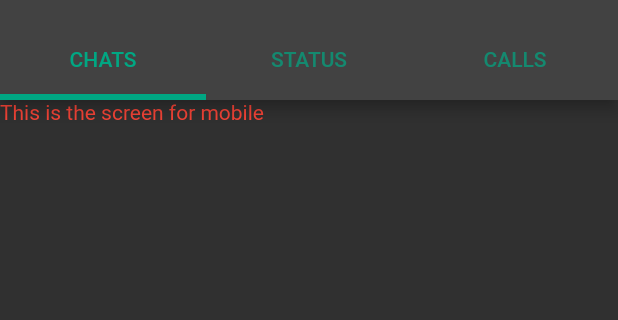
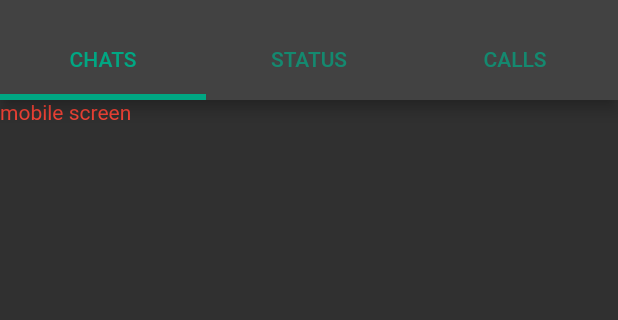
Before and after one commit to AliAhmed06/whatsApp_ui, a Flutter app: the screen it shows after launch, on a phone screen of 412 x 824 dp, the part 59-379 px from its top. Run offline on Flutter 3.47's test engine with Material 2 defaults, Android fonts, the phone set to English and light mode, and no system bars.

```diff
--- a/lib/screens/mobile_screen_layout.dart
+++ b/lib/screens/mobile_screen_layout.dart
@@ -35,7 +35,7 @@ class MobileScreenLayout extends StatelessWidget {
         body: Column(
           children: [
             Text(
-              'This is the screen for mobile',
+              'mobile screen',
               style: TextStyle(color: Colors.red),
             ),
           ],
```
